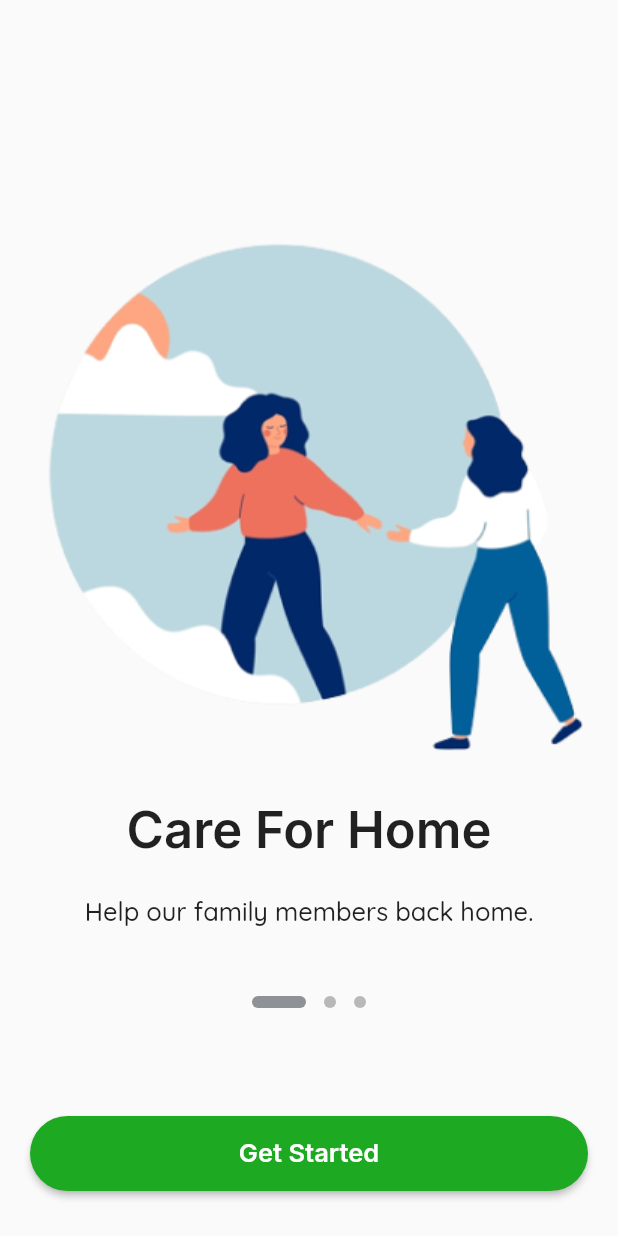
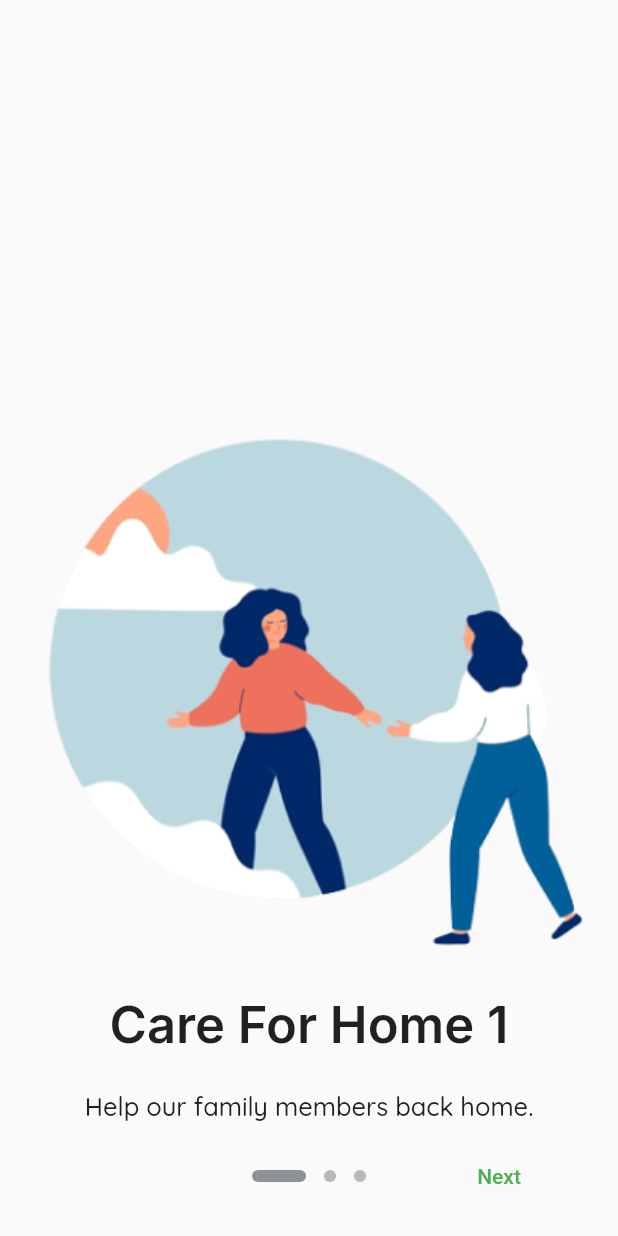
Before and after one commit to zubairbhuian/hospital, a Flutter app: the screen it shows after launch, on a phone screen of 412 x 824 dp. Run offline on Flutter 3.47's test engine with Material 2 defaults, Android fonts, the phone set to English and light mode, and no system bars; drawn by our look-alikes of introduction_screen; our stand-ins replace card_swiper, flutter_screenutil, font_awesome_flutter, get, google_fonts and 2 more; missing offline and left inert: dart:ffi.

Commit message:
intro-page

```diff
--- /dev/null
+++ b/lib/bindings/intro_binding.dart
@@ -0,0 +1,10 @@
+import 'package:get/get.dart';
+import 'package:hospital/controllers/intro_controller.dart';
+
+class IntroBinding implements Bindings {
+  @override
+  void dependencies() {
+    Get.lazyPut(() => IntroController());
+    // TODO: implement dependencies
+  }
+}
--- /dev/null
+++ b/lib/controllers/intro_controller.dart
@@ -0,0 +1,9 @@
+import 'dart:ffi';
+
+import 'package:get/get.dart';
+
+class IntroController extends GetxController {
+  RxInt pageIndex = 0.obs;
+
+
+}
--- a/lib/main.dart
+++ b/lib/main.dart
@@ -2,6 +2,7 @@
 
 import 'package:flutter_screenutil/flutter_screenutil.dart';
 import 'package:get/get.dart';
+import 'package:hospital/routes/pages.dart';
 import 'package:hospital/views/intro/introduction_screen.dart';
 
 main() {
@@ -19,20 +20,12 @@
         minTextAdapt: true,
         splitScreenMode: true,
         builder: ((context, child) => GetMaterialApp(
-            navigatorKey: navigatorKey,
+            initialRoute: AppPages.INITIAL,
+            getPages: AppPages.routes,
             debugShowCheckedModeBanner: false,
             theme: ThemeData(
               primarySwatch: Colors.green,
             ),
-            home: const AuthControler())));
+            )));
   }
 }
-
-class AuthControler extends StatelessWidget {
-  const AuthControler({Key? key}) : super(key: key);
-
-  @override
-  Widget build(BuildContext context) {
-    return const Scaffold(body: IntroScreen());
-  }
-}
--- a/lib/routes/pages.dart
+++ b/lib/routes/pages.dart
@@ -1,7 +1,8 @@
 // ignore_for_file: constant_identifier_names
 
 import 'package:get/get.dart';
-import 'package:hospital/views/loging_screen.dart';
+import 'package:hospital/bindings/intro_binding.dart';
+import 'package:hospital/views/intro/introduction_screen.dart';
 
 import 'app_routes.dart';
 
@@ -11,6 +12,8 @@ class AppPages {
   static const Application = AppRoutes.Application;
 
   static List<GetPage> routes = [
-    GetPage(name: INITIAL, page: () => const LoginScreen())
+    GetPage(name: INITIAL,
+    page: () => const IntroScreen(),
+    binding: IntroBinding())
   ];
 }
--- a/lib/store copy/config.dart
+++ b/lib/store/config.dart
@@ -1,6 +1,6 @@
 import 'package:flutter/material.dart';
 import 'package:get/get.dart';
-import 'package:hospital/store%20copy/storage.dart';
+import 'package:hospital/store/storage.dart';
 
 import '../utils/app_constant.dart';
 
--- a/lib/store copy/user.dart
+++ b/lib/store/user.dart
@@ -1,7 +1,7 @@
 import 'dart:convert';
 
 import 'package:get/get.dart';
-import 'package:hospital/store%20copy/storage.dart';
+import 'package:hospital/store/storage.dart';
 
 import '../models/user.dart';
 import '../utils/app_constant.dart';
--- a/lib/views/intro/introduction_screen.dart
+++ b/lib/views/intro/introduction_screen.dart
@@ -2,30 +2,33 @@ import 'package:flutter/material.dart';
 import 'package:flutter_screenutil/flutter_screenutil.dart';
 import 'package:get/get.dart';
 import 'package:google_fonts/google_fonts.dart';
+import 'package:hospital/controllers/intro_controller.dart';
 import 'package:hospital/utils/app_color.dart';
-import 'package:hospital/widgets/custom_btn.dart';
 import 'package:introduction_screen/introduction_screen.dart';
 
-import '../loging_screen.dart';
+class IntroScreen extends GetWidget<IntroController> {
+  const IntroScreen({super.key});
 
-class IntroScreen extends StatefulWidget {
-  const IntroScreen({Key? key}) : super(key: key);
-
-  @override
-  State<IntroScreen> createState() => _IntroScreenState();
-}
-
-class _IntroScreenState extends State<IntroScreen> {
   @override
   Widget build(BuildContext context) {
     return SafeArea(
         child: Scaffold(
-          body: Column(
+      body: Obx(() => Column(
             children: [
               Flexible(
                 child: IntroductionScreen(
-              showNextButton: false,
-              showDoneButton: false,
+                  next: const Text("Next"),
+                  done: const Text("Next"),
+                  back: Text("Previous"),
+
+                  onDone: () {
+                    print("object");
+                  },
+                  onSkip: () {},
+                  showBackButton: true,
+                  showNextButton: true,
+                  showDoneButton: true,
+                  initialPage: controller.pageIndex.value,
                   dotsDecorator: const DotsDecorator(
                     shape: RoundedRectangleBorder(
                         borderRadius: BorderRadius.all(Radius.circular(20))),
@@ -45,16 +48,18 @@ class _IntroScreenState extends State<IntroScreen> {
                           titlePadding: EdgeInsets.only(top: 5, bottom: 24.0),
                         ),
                         titleWidget: Text(
-                      'Care For Home',
+                          'Care For Home 1',
                           style: GoogleFonts.inter(
                               textStyle: TextStyle(
-                              fontSize: 34.sp, fontWeight: FontWeight.w600)),
+                                  fontSize: 34.sp,
+                                  fontWeight: FontWeight.w600)),
                         ),
                         bodyWidget: Text(
                           'Help our family members back home.',
                           style: GoogleFonts.quicksand(
                               textStyle: TextStyle(
-                              fontSize: 17.sp, fontWeight: FontWeight.w500)),
+                                  fontSize: 17.sp,
+                                  fontWeight: FontWeight.w500)),
                         ),
                         image: const Image(
                           image: AssetImage(
@@ -69,16 +74,18 @@ class _IntroScreenState extends State<IntroScreen> {
                           titlePadding: EdgeInsets.only(top: 5, bottom: 24.0),
                         ),
                         titleWidget: Text(
-                      'Care For Home',
+                          'Care For Home 2',
                           style: GoogleFonts.inter(
                               textStyle: TextStyle(
-                              fontSize: 34.sp, fontWeight: FontWeight.w600)),
+                                  fontSize: 34.sp,
+                                  fontWeight: FontWeight.w600)),
                         ),
                         bodyWidget: Text(
                           'Help our family members back home.',
                           style: GoogleFonts.quicksand(
                               textStyle: TextStyle(
-                              fontSize: 17.sp, fontWeight: FontWeight.w500)),
+                                  fontSize: 17.sp,
+                                  fontWeight: FontWeight.w500)),
                         ),
                         image: const Image(
                           image: AssetImage(
@@ -93,16 +100,18 @@ class _IntroScreenState extends State<IntroScreen> {
                           titlePadding: EdgeInsets.only(top: 5, bottom: 24.0),
                         ),
                         titleWidget: Text(
-                      'Care For Home',
+                          'Care For Home 3',
                           style: GoogleFonts.inter(
                               textStyle: TextStyle(
-                              fontSize: 34.sp, fontWeight: FontWeight.w600)),
+                                  fontSize: 34.sp,
+                                  fontWeight: FontWeight.w600)),
                         ),
                         bodyWidget: Text(
                           'Help our family members back home.',
                           style: GoogleFonts.quicksand(
                               textStyle: TextStyle(
-                              fontSize: 17.sp, fontWeight: FontWeight.w500)),
+                                  fontSize: 17.sp,
+                                  fontWeight: FontWeight.w500)),
                         ),
                         image: const Image(
                           image: AssetImage(
@@ -112,23 +121,23 @@ class _IntroScreenState extends State<IntroScreen> {
                   ],
                 ),
               ),
-          Padding(
-            padding:
-                const EdgeInsets.only(top: 50, bottom: 30, left: 20, right: 20),
-            child: SizedBox(
-                width: double.maxFinite,
-                child: CustomBtn(
-                  onPressed: () {
-                    Get.off(() {
-                      const loginScreen = const LoginScreen();
-                      return loginScreen;
-                    });
-                  },
-                  title: 'Get Started',
-                )),
-          ),
+              // Padding(
+              //   padding: const EdgeInsets.only(
+              //       top: 50, bottom: 30, left: 20, right: 20),
+              //   child: SizedBox(
+              //       width: double.maxFinite,
+              //       child: CustomBtn(
+              //         onPressed: () {
+              //           if (controller.pageIndex.value == 0) {
+              //             controller.pageIndex.value + 1;
+              //           }
+              //           Get.off(const LoginScreen());
+              //         },
+              //         title: 'Get Started',
+              //       )),
+              // ),
             ],
           )),
-    );
+    ));
   }
 }
```
Also changed, not shown: lib/store/storage.dart (renamed from lib/store copy/storage.dart). Lines whose indentation alone changed are shown as unchanged.
